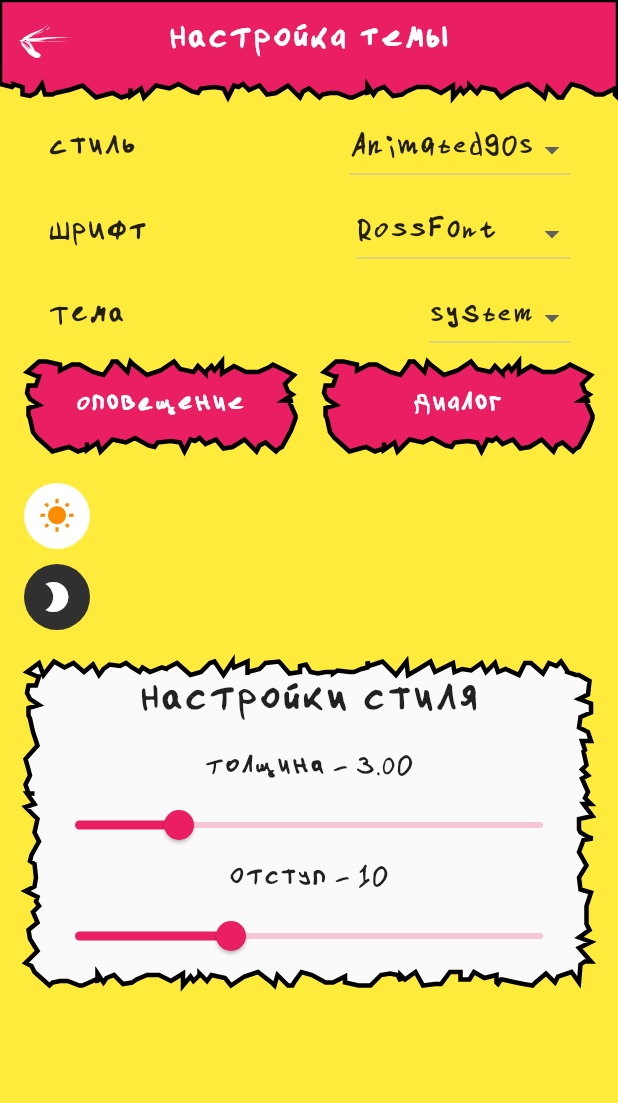
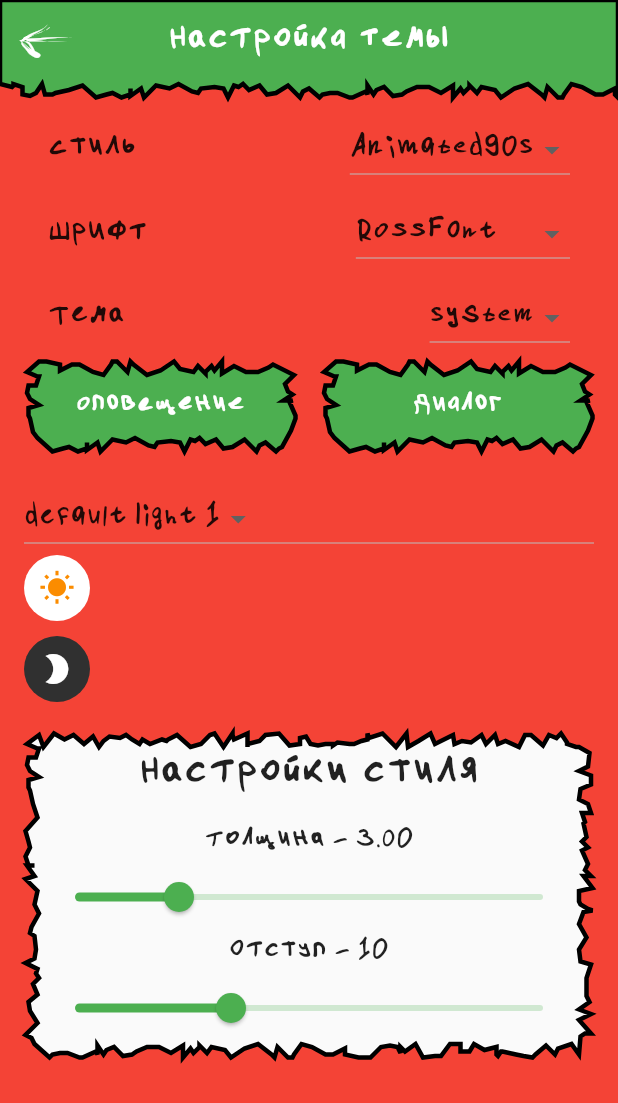
Before and after one commit to RossHS/shop_list, a Flutter app: the Settings screen opened by its route, on a phone screen of 412 x 824 dp. Shown: the top 1103 px of the screen. Run offline on Flutter 3.47's test engine with Material 2 defaults, Android fonts, the phone set to English and light mode, and no system bars; our stand-ins replace cloud_firestore, firebase_auth, firebase_core, firebase_messaging, firebase_storage, flutter_slidable and 5 more; accounts and stored records are empty.

Commit message:
Смена цветовых палитр в темах. Логика со стандартными цветами практически завершена, осталось написать виджеты, а после реализовать поддержку кастомных цветов

```diff
--- a/lib/models/theme_model.dart
+++ b/lib/models/theme_model.dart
@@ -2,53 +2,101 @@ import 'package:flutter/material.dart';
 import 'package:get_storage/get_storage.dart';
 import 'package:shop_list/widgets/animated90s/animated_90s_painter.dart';
 
+@immutable
 abstract class ThemeDataWrapper {
   /// Ключи для записи/чтения тем из хранилища
   static const appThemeStorageKey = 'app_theme_storage_key';
-  static const lightStorageKey = 'light';
-  static const darkStorageKey = 'dark';
 
-  ThemeDataWrapper({
+  const ThemeDataWrapper({
     required this.textTheme,
+    required this.lightColorScheme,
+    required this.darkColorScheme,
   });
 
   final TextTheme textTheme;
 
-  ThemeData get lightTheme;
+  /// Текущая темная цветовая схема
+  final ColorScheme lightColorScheme;
 
-  ThemeData get darkTheme;
+  /// Текущая светлая цветовая схема
+  final ColorScheme darkColorScheme;
+
+  /// Все допустимы цветовые схемы в светлой теме
+  Map<String, ColorScheme> get lightColorSchemesMap;
+
+  /// Все допустимы цветовые схемы в темной теме
+  Map<String, ColorScheme> get darkColorSchemesMap;
+
+  ThemeData get lightTheme => ThemeData(
+        scaffoldBackgroundColor: lightColorScheme.background,
+        colorScheme: lightColorScheme,
+        brightness: Brightness.light,
+        textTheme: textTheme,
+      );
+
+  ThemeData get darkTheme => ThemeData(
+        scaffoldBackgroundColor: darkColorScheme.background,
+        colorScheme: darkColorScheme,
+        brightness: Brightness.dark,
+        textTheme: textTheme,
+      );
 
   /// Наименование темы, а также префикс ключей по которым будет производится запись и чтение в хранилище
   String get themePrefix;
 
   /// Префикс ключа для сохранения значений в хранилище со светлой темой
-  String get _lightThemeStorageKey => '$themePrefix-$lightStorageKey';
+  String get _lightThemeStorageKey => '$themePrefix-light';
 
   /// Префикс ключа для сохранения значений в хранилище с темной темой
-  String get _darkThemeStorageKey => '$themePrefix-$darkStorageKey';
+  String get _darkThemeStorageKey => '$themePrefix-dark';
 
   /// Запись собранной темы в хранилище
-  void writeToGetStorage(GetStorage storage);
+  @mustCallSuper
+  void writeToGetStorage(GetStorage storage) {
+    // Запись названий текущих цветовых тем
+    storage.write(
+      _lightThemeStorageKey,
+      lightColorSchemesMap.entries.firstWhere((element) => element.value == lightColorScheme).key,
+    );
+    storage.write(
+      _darkThemeStorageKey,
+      darkColorSchemesMap.entries.firstWhere((element) => element.value == darkColorScheme).key,
+    );
+  }
 
-  ThemeDataWrapper copyWith({required TextTheme textTheme});
+  ThemeDataWrapper copyWith({
+    TextTheme? textTheme,
+    ColorScheme? lightColorScheme,
+    ColorScheme? darkColorScheme,
+  });
 
   @override
   bool operator ==(Object other) =>
       identical(this, other) ||
-      other is ThemeDataWrapper && runtimeType == other.runtimeType && textTheme == other.textTheme;
+      other is ThemeDataWrapper &&
+          runtimeType == other.runtimeType &&
+          textTheme == other.textTheme &&
+          lightColorScheme == other.lightColorScheme &&
+          darkColorScheme == other.darkColorScheme;
 
   @override
-  int get hashCode => textTheme.hashCode;
+  int get hashCode => textTheme.hashCode ^ lightColorScheme.hashCode ^ darkColorScheme.hashCode;
 }
 
 //----------------------------Animated90sThemeData------------------------//
 class Animated90sThemeDataWrapper extends ThemeDataWrapper {
   static const appThemeStorageValue = 'Animated90s';
 
-  Animated90sThemeDataWrapper({
+  const Animated90sThemeDataWrapper({
     required TextTheme textTheme,
     required this.paint90sConfig,
-  }) : super(textTheme: textTheme);
+    required ColorScheme lightColorScheme,
+    required ColorScheme darkColorScheme,
+  }) : super(
+          textTheme: textTheme,
+          lightColorScheme: lightColorScheme,
+          darkColorScheme: darkColorScheme,
+        );
 
   factory Animated90sThemeDataWrapper.fromGetStorage(GetStorage storage) {
     final textTheme = TextThemeCollection.fromString(storage.read<String>('textTheme'));
@@ -56,10 +104,44 @@ class Animated90sThemeDataWrapper extends ThemeDataWrapper {
       offset: storage.read<int>('$appThemeStorageValue-paintConfig-offset'),
       strokeWidth: storage.read<double>('$appThemeStorageValue-paintConfig-strokeWidth'),
     );
+    // Вычитываем название сохраненной темы из хранилища
+    final String lightThemeKey = storage.read<String>('$appThemeStorageValue-light') ?? 'default light 1';
+    final String darkThemeKey = storage.read<String>('$appThemeStorageValue-dark') ?? 'default dark 1';
     return Animated90sThemeDataWrapper(
       textTheme: textTheme,
       paint90sConfig: paint90sConfig,
+      lightColorScheme: _getLightColorSchemesMap[lightThemeKey]!,
+      darkColorScheme: _getDarkColorSchemesMap[darkThemeKey]!,
     );
+  }
+
+  /// Так как классы тем неизменяемые и нам следует динамически
+  /// загружать/менять цветовую схему на основании данных из коллекций.
+  /// Для соблюдений этих условий пришлось бы каждый раз создавать новые коллекции
+  /// и по новой их заполнять - что не очень оптимально, т.к. лишняя, бесполезная
+  /// работа процессора. Таким образом, вывел данные коллекции в
+  /// статическую область и заполняю их лишь при первом обращении.
+  /// Не использую единую мапу с ColorScheme, т.к. предполагается,
+  /// что каждая тема имеет свой уникальный набор цветов
+  static Map<String, ColorScheme>? _lightColorSchemesMap;
+  static Map<String, ColorScheme>? _darkColorSchemesMap;
+
+  static Map<String, ColorScheme> get _getLightColorSchemesMap {
+    _lightColorSchemesMap ??= {
+      'default light 1': _createLightColorScheme(Colors.green, Colors.red),
+      'default light 2': _createLightColorScheme(Colors.blue, Colors.white),
+    };
+    assert(_lightColorSchemesMap != null && _lightColorSchemesMap!.isNotEmpty);
+    return _lightColorSchemesMap!;
+  }
+
+  static Map<String, ColorScheme> get _getDarkColorSchemesMap {
+    _darkColorSchemesMap ??= {
+      'default dark 1': _createDarkColorScheme(Colors.yellow, Colors.purple),
+      'default dark 2': _createDarkColorScheme(Colors.blueGrey, Colors.pink),
+    };
+    assert(_darkColorSchemesMap != null && _darkColorSchemesMap!.isNotEmpty);
+    return _darkColorSchemesMap!;
   }
 
   /// Стандартный кофиг для темы Animated90sThemeDataWrapper,
@@ -67,26 +149,17 @@ class Animated90sThemeDataWrapper extends ThemeDataWrapper {
   final Paint90sConfig paint90sConfig;
 
   @override
-  ThemeData get lightTheme => ThemeData(
-        scaffoldBackgroundColor: Colors.yellow,
-        primarySwatch: Colors.pink,
-        brightness: Brightness.light,
-        textTheme: textTheme,
-      );
+  Map<String, ColorScheme> get lightColorSchemesMap => _getLightColorSchemesMap;
 
   @override
-  ThemeData get darkTheme => ThemeData(
-        scaffoldBackgroundColor: Colors.blueGrey,
-        primarySwatch: Colors.pink,
-        brightness: Brightness.dark,
-        textTheme: textTheme,
-      );
+  Map<String, ColorScheme> get darkColorSchemesMap => _getDarkColorSchemesMap;
 
   @override
   String get themePrefix => Animated90sThemeDataWrapper.appThemeStorageValue;
 
   @override
   void writeToGetStorage(GetStorage storage) {
+    super.writeToGetStorage(storage);
     storage.write('$appThemeStorageValue-paintConfig-offset', paint90sConfig.offset);
     storage.write('$appThemeStorageValue-paintConfig-strokeWidth', paint90sConfig.strokeWidth);
   }
@@ -95,10 +168,14 @@ class Animated90sThemeDataWrapper extends ThemeDataWrapper {
   Animated90sThemeDataWrapper copyWith({
     TextTheme? textTheme,
     Paint90sConfig? paint90sConfig,
+    ColorScheme? lightColorScheme,
+    ColorScheme? darkColorScheme,
   }) {
     return Animated90sThemeDataWrapper(
       textTheme: textTheme ?? this.textTheme,
       paint90sConfig: paint90sConfig ?? this.paint90sConfig,
+      lightColorScheme: lightColorScheme ?? this.lightColorScheme,
+      darkColorScheme: darkColorScheme ?? this.darkColorScheme,
     );
   }
 
@@ -118,45 +195,69 @@ class Animated90sThemeDataWrapper extends ThemeDataWrapper {
 class MaterialThemeDataWrapper extends ThemeDataWrapper {
   static const appThemeStorageValue = 'Material';
 
-  MaterialThemeDataWrapper({
+  const MaterialThemeDataWrapper({
     required TextTheme textTheme,
-  }) : super(textTheme: textTheme);
+    required ColorScheme lightColorScheme,
+    required ColorScheme darkColorScheme,
+  }) : super(
+          textTheme: textTheme,
+          lightColorScheme: lightColorScheme,
+          darkColorScheme: darkColorScheme,
+        );
 
   factory MaterialThemeDataWrapper.fromGetStorage(GetStorage storage) {
     final textTheme = TextThemeCollection.fromString(storage.read<String>('textTheme'));
+    // Вычитываем название сохраненной темы из хранилища
+    final String lightThemeKey = storage.read<String>('$appThemeStorageValue-light') ?? 'default light 1';
+    final String darkThemeKey = storage.read<String>('$appThemeStorageValue-dark') ?? 'default dark 1';
     return MaterialThemeDataWrapper(
       textTheme: textTheme,
+      lightColorScheme: _getLightColorSchemesMap[lightThemeKey]!,
+      darkColorScheme: _getDarkColorSchemesMap[darkThemeKey]!,
     );
   }
 
-  @override
-  ThemeData get lightTheme => ThemeData(
-        scaffoldBackgroundColor: Colors.white,
-        primarySwatch: Colors.deepPurple,
-        brightness: Brightness.light,
-        textTheme: textTheme,
-      );
+  /// Почему так, объяснение в комментариях [Animated90sThemeDataWrapper._lightColorSchemesMap]
+  static Map<String, ColorScheme>? _lightColorSchemesMap;
+  static Map<String, ColorScheme>? _darkColorSchemesMap;
+
+  static Map<String, ColorScheme> get _getLightColorSchemesMap {
+    _lightColorSchemesMap ??= {
+      'default light 1': _createLightColorScheme(Colors.green, Colors.red),
+      'default light 2': _createLightColorScheme(Colors.blue, Colors.white),
+    };
+    assert(_lightColorSchemesMap != null && _lightColorSchemesMap!.isNotEmpty);
+    return _lightColorSchemesMap!;
+  }
+
+  static Map<String, ColorScheme> get _getDarkColorSchemesMap {
+    _darkColorSchemesMap ??= {
+      'default dark 1': _createDarkColorScheme(Colors.blueGrey, Colors.brown),
+      'default dark 2': _createDarkColorScheme(Colors.blueGrey, Colors.pink),
+    };
+    assert(_darkColorSchemesMap != null && _darkColorSchemesMap!.isNotEmpty);
+    return _darkColorSchemesMap!;
+  }
 
   @override
-  ThemeData get darkTheme => ThemeData(
-        scaffoldBackgroundColor: Colors.grey,
-        primarySwatch: Colors.teal,
-        brightness: Brightness.dark,
-        textTheme: textTheme,
-      );
+  Map<String, ColorScheme> get lightColorSchemesMap => _getLightColorSchemesMap;
+
+  @override
+  Map<String, ColorScheme> get darkColorSchemesMap => _getDarkColorSchemesMap;
 
   @override
   String get themePrefix => MaterialThemeDataWrapper.appThemeStorageValue;
 
   @override
-  void writeToGetStorage(GetStorage storage) {
-    // TODO: implement writeToGetStorage
-  }
-
-  @override
-  MaterialThemeDataWrapper copyWith({TextTheme? textTheme}) {
+  MaterialThemeDataWrapper copyWith({
+    TextTheme? textTheme,
+    ColorScheme? lightColorScheme,
+    ColorScheme? darkColorScheme,
+  }) {
     return MaterialThemeDataWrapper(
       textTheme: textTheme ?? this.textTheme,
+      lightColorScheme: lightColorScheme ?? this.lightColorScheme,
+      darkColorScheme: darkColorScheme ?? this.darkColorScheme,
     );
   }
 }
@@ -165,43 +266,68 @@ class MaterialThemeDataWrapper extends ThemeDataWrapper {
 class ModernThemeDataWrapper extends ThemeDataWrapper {
   static const appThemeStorageValue = 'Modern';
 
-  ModernThemeDataWrapper({
+  const ModernThemeDataWrapper({
     required TextTheme textTheme,
-  }) : super(textTheme: textTheme);
+    required ColorScheme lightColorScheme,
+    required ColorScheme darkColorScheme,
+  }) : super(
+          textTheme: textTheme,
+          lightColorScheme: lightColorScheme,
+          darkColorScheme: darkColorScheme,
+        );
 
   factory ModernThemeDataWrapper.fromGetStorage(GetStorage storage) {
     final textTheme = TextThemeCollection.fromString(storage.read<String>('textTheme'));
+    final String lightThemeKey = storage.read<String>('$appThemeStorageValue-light') ?? 'default light 1';
+    final String darkThemeKey = storage.read<String>('$appThemeStorageValue-dark') ?? 'default dark 1';
     return ModernThemeDataWrapper(
       textTheme: textTheme,
+      lightColorScheme: _getLightColorSchemesMap[lightThemeKey]!,
+      darkColorScheme: _getDarkColorSchemesMap[darkThemeKey]!,
     );
   }
 
-  @override
-  ThemeData get lightTheme => ThemeData(
-        scaffoldBackgroundColor: Colors.green,
-        brightness: Brightness.light,
-        textTheme: textTheme,
-      );
+  /// Почему так, объяснение в комментариях [Animated90sThemeDataWrapper._lightColorSchemesMap]
+  static Map<String, ColorScheme>? _lightColorSchemesMap;
+  static Map<String, ColorScheme>? _darkColorSchemesMap;
+
+  static Map<String, ColorScheme> get _getLightColorSchemesMap {
+    _lightColorSchemesMap ??= {
+      'default light 1': _createLightColorScheme(Colors.green, Colors.red),
+      'default light 2': _createLightColorScheme(Colors.blue, Colors.white),
+    };
+    assert(_lightColorSchemesMap != null && _lightColorSchemesMap!.isNotEmpty);
+    return _lightColorSchemesMap!;
+  }
+
+  static Map<String, ColorScheme> get _getDarkColorSchemesMap {
+    _darkColorSchemesMap ??= {
+      'default dark 1': _createDarkColorScheme(Colors.redAccent, Colors.lightGreen),
+      'default dark 2': _createDarkColorScheme(Colors.blueGrey, Colors.pink),
+    };
+    assert(_darkColorSchemesMap != null && _darkColorSchemesMap!.isNotEmpty);
+    return _darkColorSchemesMap!;
+  }
 
   @override
-  ThemeData get darkTheme => ThemeData(
-        scaffoldBackgroundColor: Colors.red,
-        brightness: Brightness.dark,
-        textTheme: textTheme,
-      );
+  Map<String, ColorScheme> get lightColorSchemesMap => _getLightColorSchemesMap;
+
+  @override
+  Map<String, ColorScheme> get darkColorSchemesMap => _getDarkColorSchemesMap;
 
   @override
   String get themePrefix => ModernThemeDataWrapper.appThemeStorageValue;
 
   @override
-  void writeToGetStorage(GetStorage storage) {
-    // TODO: implement writeToGetStorage
-  }
-
-  @override
-  ModernThemeDataWrapper copyWith({TextTheme? textTheme}) {
+  ModernThemeDataWrapper copyWith({
+    TextTheme? textTheme,
+    ColorScheme? lightColorScheme,
+    ColorScheme? darkColorScheme,
+  }) {
     return ModernThemeDataWrapper(
       textTheme: textTheme ?? this.textTheme,
+      lightColorScheme: lightColorScheme ?? this.lightColorScheme,
+      darkColorScheme: darkColorScheme ?? this.darkColorScheme,
     );
   }
 }
@@ -267,3 +393,27 @@ class TextThemeCollection {
   static const androidBlackTextThemeKey = 'AndroidBlack';
   static const androidBlackTextTheme = Typography.blackMountainView;
 }
+
+ColorScheme _createLightColorScheme(Color mainColor, Color backgroundColor) {
+  return ColorScheme.light(
+    primary: mainColor,
+    primaryVariant: mainColor,
+    secondary: mainColor,
+    secondaryVariant: mainColor,
+    background: backgroundColor,
+    surface: mainColor,
+    error: Colors.redAccent,
+  );
+}
+
+ColorScheme _createDarkColorScheme(Color mainColor, Color backgroundColor) {
+  return ColorScheme.dark(
+    primary: mainColor,
+    primaryVariant: mainColor,
+    secondary: mainColor,
+    secondaryVariant: mainColor,
+    background: backgroundColor,
+    surface: mainColor,
+    error: Colors.redAccent,
+  );
+}
--- a/lib/routes/settings.dart
+++ b/lib/routes/settings.dart
@@ -93,6 +93,18 @@ class _Body extends StatelessWidget {
         ),
         const _ButtonsRow(),
         const SizedBox(height: 20),
+        //TODO 04.12.2021 тест смены цвета светлой темы
+        Obx(() => DropdownButton<ColorScheme>(
+              value: controller.appTheme.value.lightColorScheme,
+              items: controller.appTheme.value.lightColorSchemesMap.entries
+                  .map<DropdownMenuItem<ColorScheme>>((entry) => DropdownMenuItem(
+                        value: entry.value,
+                        child: Text(entry.key),
+                      ))
+                  .toList(),
+              onChanged: controller.setLightColorScheme,
+            )),
+
         const _ColorPaletteBox(),
         const SizedBox(height: 20),
         const _SpecificThemeSettings(),
@@ -220,14 +232,9 @@ class _CircleContainer extends StatelessWidget {
 
 /// Панель с настройками для специфичных параметров тем, т.е. с каждой выбранной темой [ThemeDataWrapper],
 /// будет отображаться свой уникальный набор настроек
-class _SpecificThemeSettings extends StatefulWidget {
+class _SpecificThemeSettings extends StatelessWidget {
   const _SpecificThemeSettings({Key? key}) : super(key: key);
 
-  @override
-  State<_SpecificThemeSettings> createState() => _SpecificThemeSettingsState();
-}
-
-class _SpecificThemeSettingsState extends State<_SpecificThemeSettings> {
   @override
   Widget build(BuildContext context) {
     final theme = Theme.of(context);
--- a/lib/widgets/animated90s/animated_90s_app_bar.dart
+++ b/lib/widgets/animated90s/animated_90s_app_bar.dart
@@ -121,7 +121,7 @@ class AnimatedAppBar90s extends StatelessWidget implements PreferredSizeWidget {
 
     var config = this.config ?? const Paint90sConfig();
     config = config.copyWith(
-      backgroundColor: appBarTheme.backgroundColor ?? theme.primaryColor,
+      backgroundColor: appBarTheme.backgroundColor ?? colorScheme.primary,
     );
 
     return AnimatedPainterSquare90s(
--- a/lib/widgets/themes_factories/abstract_theme_factory.dart
+++ b/lib/widgets/themes_factories/abstract_theme_factory.dart
@@ -13,7 +13,11 @@ abstract class ThemeFactory {
       return MaterialThemeFactory(themeDataWrapper);
     } else if (themeDataWrapper is ModernThemeDataWrapper) {
       // TODO 27.11.2021 пока возвращаем материал тему
-      return MaterialThemeFactory(MaterialThemeDataWrapper(textTheme: const TextTheme()));
+      return MaterialThemeFactory(const MaterialThemeDataWrapper(
+        textTheme: TextTheme(),
+        lightColorScheme: ColorScheme.light(),
+        darkColorScheme: ColorScheme.dark(),
+      ));
     }
     throw Exception('Unsupported type of ThemeDataWrapper - $themeDataWrapper');
   }
```
Also changed, not shown: lib/controllers/theme_controller.dart (+17 -0 lines).
